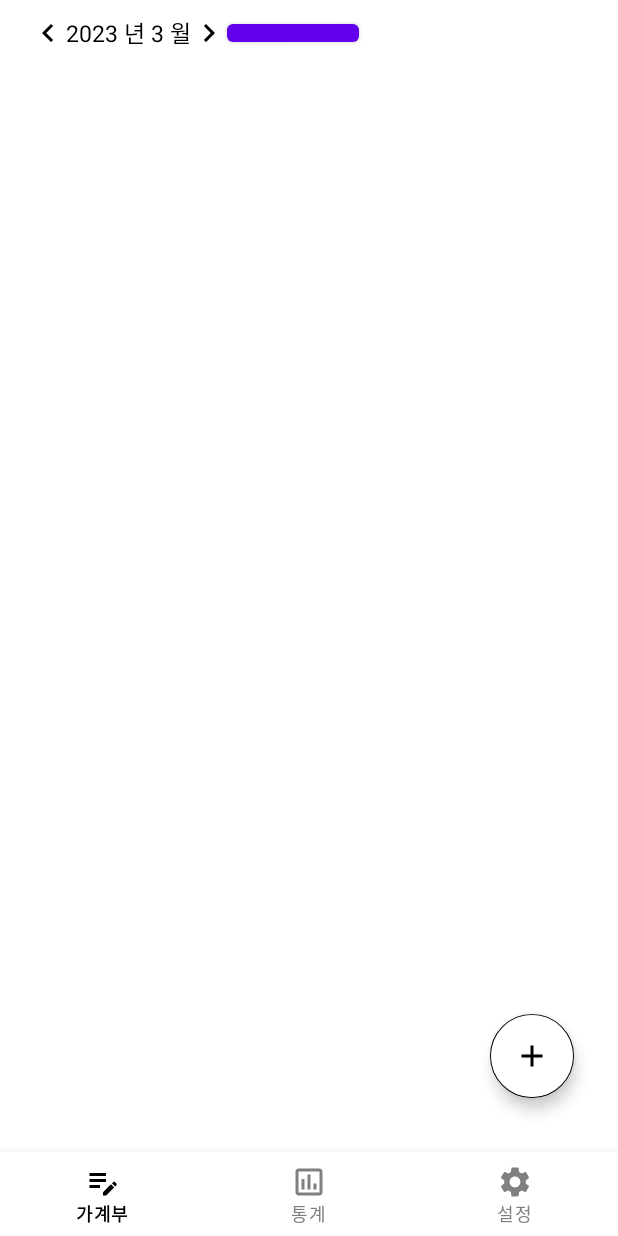
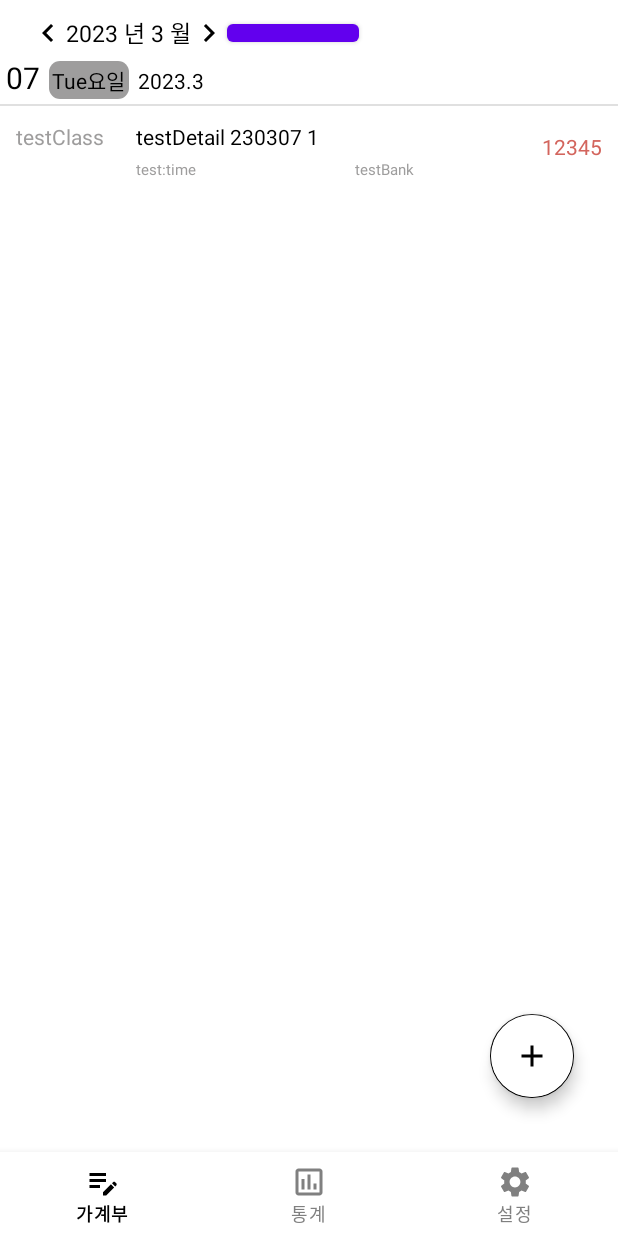
Before and after one commit to Jiy-park/account_book, an Android app: the screen it shows after launch (MainActivity), after a tap on "TEST", on a phone screen of 412 x 824 dp. Run offline under Robolectric (Android 15) with nearby library versions, the phone set to English and light mode, and no system bars; our stand-ins replace Room's generated code, data binding.

Commit message:
0.0.06 아이템 클릭시 해당 기록 삭제 구현 일(day)에 아이템이 없을 경우 출력 안하게 변경

```diff
--- a/app/src/main/AndroidManifest.xml
+++ b/app/src/main/AndroidManifest.xml
@@ -13,7 +13,7 @@
         android:theme="@style/Theme.Account_book"
         tools:targetApi="31">
         <activity
-            android:name=".AddNewRecord"
+            android:name=".AddNewRecordActivity"
             android:exported="false">
             <meta-data
                 android:name="android.app.lib_name"
--- a/app/src/main/java/com/example/account_book/account_Item/AccountDateAdapter.kt
+++ b/app/src/main/java/com/example/account_book/account_Item/AccountDateAdapter.kt
@@ -5,6 +5,7 @@ import android.util.Log
 import android.view.LayoutInflater
 import android.view.View
 import android.view.ViewGroup
+import android.widget.Toast
 import androidx.recyclerview.widget.LinearLayoutManager
 import androidx.recyclerview.widget.RecyclerView
 import com.example.account_book.databinding.AccountMonthRecordBinding
@@ -25,39 +26,46 @@ class AccountDateAdapter(val fragment: AccountFragment):RecyclerView.Adapter<Acc
 //230212
     override fun onBindViewHolder(holder: Holder, position: Int) {
         val date = dateList[position].yearMonthID*100 + dateList[position].dayID
-        val dayList = db.detailDao().getAllDetailByDateID(date)
-        Log.d("LOG_CHECK", "$date $dayList")
-        holder.setting(dateList[position], dayList)
+        val detailList = db.detailDao().getAllDetailByDateID(date)
+        holder.setting(dateList[position], detailList)
     }
 
     override fun getItemCount() = dateList.size
 
-
     inner class Holder(private val binding:AccountMonthRecordBinding):RecyclerView.ViewHolder(binding.root){
-        private val dayAdapter by lazy { AccountDetailAdapter(fragment) }
-
+        private val detailAdapter by lazy { AccountDetailAdapter(fragment) }
         @SuppressLint("SetTextI18n")
-        fun setting(oneDate: DateEntity, dayList:MutableList<DetailEntity>){
+        fun setting(oneDate: DateEntity, detailList:MutableList<DetailEntity>){
             val day = if(oneDate.dayID < 10) "0${oneDate.dayID}"
                         else oneDate.dayID.toString()
             val year = oneDate.yearMonthID/100 + 2000
             val month = oneDate.yearMonthID%100
             val yearMonth = "${year}.$month"
-            binding.run {
-                this.day.text = day
-                this.week.text = oneDate.week
-                this.yearMonth.text = yearMonth
-                dayAdapter.detailList = dayList
-                dayAdapter.setItemClickListener(object :AccountDetailAdapter.OnItemClickListener{
-                    override fun onClick(v: View, position: Int) {
-                        Log.d("LOG_CHECK", "${dayList[position].dateID} ${dayList[position].orderID}")//이거 너무 하드코딩이다 라이브데이터로 변경하고 뷰모델로 관리하는게 나을듯
-                        db.detailDao().deleteByDateOrderIDs(dayList[position].dateID, dayList[position].orderID)
-                        dayAdapter.notifyDataSetChanged()
-                    }
-                })
-                this.recyclerViewDayRecord.adapter = dayAdapter
-                this.recyclerViewDayRecord.layoutManager = LinearLayoutManager(fragment.context, LinearLayoutManager.VERTICAL,false)
-            }
+
+            binding.day.text = day
+            binding.week.text = oneDate.week
+            binding.yearMonth.text = yearMonth
+            detailAdapter.detailList = detailList
+            detailAdapter.setItemClickListener(object :AccountDetailAdapter.OnItemClickListener{
+                override fun onClick(v: View, position: Int) {
+                    Log.d("LOG_CHECK", "${detailList[position].dateID}")
+                    db.detailDao().deleteByDateOrderIDs(detailList[position].dateID, detailList[position].orderID)
+                    detailList.removeAt(position)
+                    detailAdapter.notifyItemRemoved(position)
+                    detailAdapter.notifyItemRangeChanged(position, detailList.size)
+                    if(detailList.size == 0) { deleteDateOnList(oneDate) }
+                }
+            })
+            binding.recyclerViewDayRecord.adapter = detailAdapter
+            binding.recyclerViewDayRecord.layoutManager = LinearLayoutManager(fragment.context, LinearLayoutManager.VERTICAL,false)
+        }
+
+        fun deleteDateOnList(date:DateEntity){
+            val position = dateList.indexOf(date)
+            dateList.removeAt(position)
+            notifyItemRemoved(position)
+            notifyItemRangeChanged(position, dateList.size)
+            db.dateDao().deleteDate(date)
         }
     }
 }
--- a/app/src/main/java/com/example/account_book/account_Item/AccountDetailAdapter.kt
+++ b/app/src/main/java/com/example/account_book/account_Item/AccountDetailAdapter.kt
@@ -24,7 +24,6 @@ class AccountDetailAdapter(val fragment: AccountFragment):RecyclerView.Adapter<A
     fun setItemClickListener(itemClickListener: OnItemClickListener) { this.itemClickListener = itemClickListener }
 
     override fun onCreateViewHolder(parent: ViewGroup, viewType: Int): Holder {
-        Log.d("LOG_CHECK", "AccountDayAdapter :: onCreateViewHolder() called")
         val binding = AccountDayRecordBinding.inflate(LayoutInflater.from(parent.context),parent,false)
         db = DB.getDatabase(binding.root.context)!!
         return Holder(binding)
@@ -42,7 +41,6 @@ class AccountDetailAdapter(val fragment: AccountFragment):RecyclerView.Adapter<A
 
     inner class Holder(private val binding:AccountDayRecordBinding):RecyclerView.ViewHolder(binding.root){
         fun setting(day: DetailEntity){
-            Log.d("LOG_CHECK", "Holder :: setting() called")
             binding.run {
                 classification.text = day.classification
                 detail.text = day.detail
--- a/app/src/main/java/com/example/account_book/main_menu/AccountFragment.kt
+++ b/app/src/main/java/com/example/account_book/main_menu/AccountFragment.kt
@@ -1,18 +1,21 @@
 package com.example.account_book.main_menu
 
+import android.annotation.SuppressLint
 import android.content.Intent
+import android.icu.text.SimpleDateFormat
 import android.os.Bundle
 import android.util.Log
 import androidx.fragment.app.Fragment
 import android.view.LayoutInflater
 import android.view.View
 import android.view.ViewGroup
+import android.widget.Toast
 import androidx.lifecycle.Observer
 import androidx.lifecycle.ViewModelProvider
 import androidx.recyclerview.widget.LinearLayoutManager
 import com.example.account_book.account_Item.AccountMainViewModel
 import com.example.account_book.account_Item.AccountDateAdapter
-import com.example.account_book.AddNewRecord
+import com.example.account_book.AddNewRecordActivity
 import com.example.account_book.databinding.FragmentAccountBinding
 import com.example.account_book.room.DateEntity
 import com.example.account_book.room.DB
@@ -25,52 +28,12 @@ class AccountFragment : Fragment() {
     private lateinit var db:DB
     private lateinit var dateAdapter:AccountDateAdapter
 
-//              ID  WEEK
-    val DB_TEST_INPUT_DATA_DATE = listOf<DateEntity>(
-        DateEntity(2302, 12, "일요일"),
-        DateEntity(2302, 13, "월요일"),
-        DateEntity(2302, 14, "화요일"),
-        DateEntity(2302, 16, "목요일"),
-        DateEntity(2302, 20, "월요일"),
-        DateEntity(2302, 21, "화요일"),
-        DateEntity(2302, 22, "수요일"),
-        DateEntity(2302, 24, "금요일"),
-        DateEntity(2303, 1, "수요일"),
-        DateEntity(2303, 4, "토요일"),
-        DateEntity(2303, 5, "일요일"),
-        DateEntity(2303, 6, "월요일"),
-        DateEntity(2303, 9, "목요일"),
-    )
-
-//          DATE_ID ORDER_ID CLASSIFICATION DETAIL TIME BANK AMOUNT
-    val DB_TEST_INPUT_DATA_DETAIL = listOf<DetailEntity>(
-        DetailEntity(230212, 1, "테스트1", "ㅈㅈ", "12:33", "지용", 10000),
-        DetailEntity(230212, 2, "테스트1", "ㅈㅈ", "15:12", "지용", 10000),
-        DetailEntity(230213, 1, "테스트3", "ㅈㅈ", "11:11", "지용", 10000),
-        DetailEntity(230213, 2, "테스트2", "ㅈㅈ", "13:39", "지용", 10000),
-        DetailEntity(230213, 3, "테스트2", "ㅈㅈ", "20:15", "지용", 10000),
-        DetailEntity(230213, 4, "테스트3", "ㅈㅈ", "20:01", "지용", 10000),
-        DetailEntity(230214, 1, "테스트3", "ㅈㅈ", "09:11", "지용", 10000),
-        DetailEntity(230214, 2, "테스트3", "ㅈㅈ", "15:51", "지용", 10000),
-        DetailEntity(230216, 1, "테스트1", "ㅈㅈ", "13:24", "지용", 10000),
-        DetailEntity(230216, 2, "테스트1", "ㅈㅈ", "15:51", "지용", 10000),
-        DetailEntity(230220, 1, "테스트4", "ㅈㅈ", "13:37", "지용", 10000),
-        DetailEntity(230221, 1, "테스트5", "ㅈㅈ", "15:49", "지용", 10000),
-        DetailEntity(230221, 2, "테스트6", "ㅈㅈ", "19:22", "지용", 10000),
-        DetailEntity(230222, 1, "테스트1", "ㅈㅈ", "20:40", "지용", 10000),
-        DetailEntity(230224, 1, "테스트2", "ㅈㅈ", "10:05", "지용", 10000),
-        DetailEntity(230224, 2, "테스트3", "ㅈㅈ", "13:14", "지용", 10000),
-        DetailEntity(230224, 3, "테스트4", "ㅈㅈ", "15:51", "지용", 10000),
-        DetailEntity(230224, 4, "테스트1", "ㅈㅈ", "20:27", "지용", 10000)
-    )
-
     override fun onCreateView(inflater: LayoutInflater, container: ViewGroup?, savedInstanceState: Bundle?): View? {
         binding = FragmentAccountBinding.inflate(inflater,container,false)
         db = DB.getDatabase(binding.root.context)!!
         dateAdapter = AccountDateAdapter(this@AccountFragment)
         accountViewModel = ViewModelProvider(this@AccountFragment)[AccountMainViewModel::class.java]
         accountViewModel.selectedMonth.observe(viewLifecycleOwner, Observer {
-            Log.d("LOG_CHECK", "AccountFragment :: onCreateView() called1111111111111111111111111111")
             val yearMonth = (if(accountViewModel.selectedMonth.value!! < 10) "${accountViewModel.selectedYear.value!!}0${accountViewModel.selectedMonth.value!!}"
                                 else "${accountViewModel.selectedYear.value!!}0${accountViewModel.selectedMonth.value!!}").substring(2).toInt()
             dateList = db.dateDao().getAllDateByYearMonthID(yearMonth)
@@ -85,34 +48,45 @@ class AccountFragment : Fragment() {
         return binding.root
     }
 
+    @SuppressLint("SimpleDateFormat")
     override fun onViewCreated(view: View, savedInstanceState: Bundle?) {
         super.onViewCreated(view, savedInstanceState)
         binding.btnTest.setOnClickListener {
-//            for(record in DB_TEST_INPUT_DATA_DATE){
-//                db.dateDao().insertDate(record)
-//            }
-//            for(record in DB_TEST_INPUT_DATA_DETAIL){
-//                db.detailDao().insertDetail(record)
-//            }
-            val test = db.dateDao().getAllDate()
-            Log.d("LOG_CHECK", "date: $test")
+            val dateId = SimpleDateFormat("yy-MM-dd")
+                .format(System.currentTimeMillis())
+                .replace("-","")
+                .toInt()
+            val orderId = db.detailDao().getLastOrderCountByDateID(dateId)+1
+            val yearMonthId = dateId/100
+            val dayId = dateId%100
+            val week = SimpleDateFormat("E요일").format(System.currentTimeMillis())
+            db.dateDao().insertDate(DateEntity(
+                yearMonthId,
+                dayId,
+                week
+            ))
+            db.detailDao().insertDetail(DetailEntity(
+                dateId,
+                orderId,
+                "testClass",
+                "testDetail $dateId $orderId",
+                "test:time",
+                "testBank",
+                12345
+            ))
+
+            val yearMonth = (if(accountViewModel.selectedMonth.value!! < 10) "${accountViewModel.selectedYear.value!!}0${accountViewModel.selectedMonth.value!!}"
+            else "${accountViewModel.selectedYear.value!!}0${accountViewModel.selectedMonth.value!!}").substring(2).toInt()
+            dateList = db.dateDao().getAllDateByYearMonthID(yearMonth)
+            dateAdapter.dateList = dateList
+            dateAdapter.notifyDataSetChanged()
         }
         binding.btnAddRecord.setOnClickListener {
-            val intent = Intent(activity, AddNewRecord::class.java)
+            val intent = Intent(activity, AddNewRecordActivity::class.java)
+            Log.d("LOG_CHECK", "1")
             startActivity(intent)
+            Log.d("LOG_CHECK", "2")
         }
     }
 
-    fun changeWeek(week:Int):String{
-        return when(week) {
-            1 -> "일요일"
-            2 -> "월요일"
-            3 -> "화요일"
-            4 -> "수요일"
-            5 -> "목요일"
-            6 -> "금요일"
-            7 -> "토요일"
-            else -> "Error week is $week"
-        }
-    }
 }
--- a/app/src/main/java/com/example/account_book/room/DB.kt
+++ b/app/src/main/java/com/example/account_book/room/DB.kt
@@ -10,9 +10,6 @@ import androidx.room.RoomDatabase
 abstract class DB:RoomDatabase() {
     abstract fun dateDao():DateDao
     abstract fun detailDao():DetailDao
-    init{
-        Log.d("LOG_CHECK", "DB :: () called")
-    }
     companion object{
         private var INSTANCE:DB? = null
         fun getDatabase(context: Context):DB?{
--- a/app/src/main/java/com/example/account_book/room/Date.kt
+++ b/app/src/main/java/com/example/account_book/room/Date.kt
@@ -15,7 +15,7 @@ interface DateDao {
     @Query("SELECT * FROM dateDB ORDER BY dayID DESC")
     fun getAllDate() : MutableList<DateEntity>
 
-    @Query("SELECT * FROM dateDB WHERE yearMonthID = :yearMonth ORDER BY dayID DESC")
+    @Query("SELECT * FROM dateDB WHERE yearMonthID = :yearMonth ORDER BY dayId DESC")
     fun getAllDateByYearMonthID(yearMonth: Int) : MutableList<DateEntity>
 
     @Insert(onConflict = OnConflictStrategy.IGNORE)
--- a/app/src/main/java/com/example/account_book/room/Detail.kt
+++ b/app/src/main/java/com/example/account_book/room/Detail.kt
@@ -30,10 +30,11 @@ interface DetailDao{
     @Query("SELECT * FROM detailDB WHERE dateID = :date ORDER BY dateID, orderID DESC")
     fun getAllDetailByDateID(date:Int):MutableList<DetailEntity>
 
-    @Query("SELECT COUNT(*) FROM detailDB WHERE dateID = :date")
-    fun getOrderCountByDateID(date:Int):Int
+    @Query("SELECT MAX(orderID) FROM  detailDB GROUP BY :date")
+    fun getLastOrderCountByDateID(date:Int):Int
+//    select gender, max (point), min (point) from user group by gender;
 
-    @Insert
+    @Insert()
     fun insertDetail(record: DetailEntity)
 
 
--- a/app/src/main/res/layout/activity_add_new_record.xml
+++ b/app/src/main/res/layout/activity_add_new_record.xml
@@ -5,7 +5,7 @@
     android:layout_width="match_parent"
     android:layout_height="match_parent"
     android:background="@color/reverse_menu_selected"
-    tools:context=".AddNewRecord">
+    tools:context=".AddNewRecordActivity">
     <LinearLayout
         android:id="@+id/topPanel"
         android:layout_width="match_parent"
```
Also changed, not shown: app/src/main/java/com/example/account_book/AddNewRecordActivity.kt (renamed from app/src/main/java/com/example/account_book/AddNewRecord.kt, +9 -5 lines).
